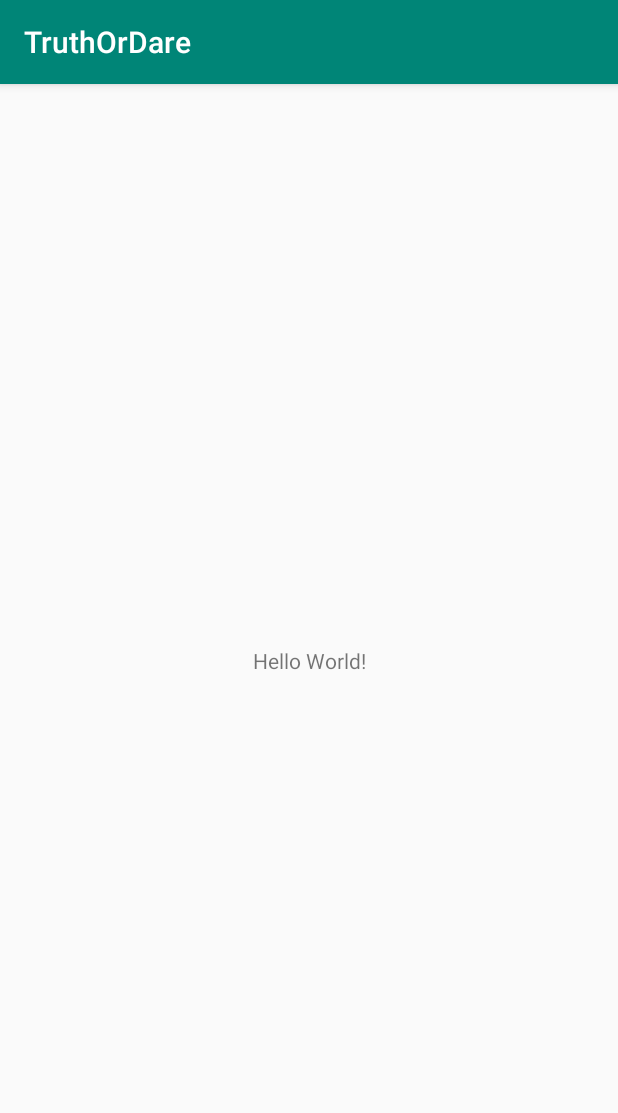
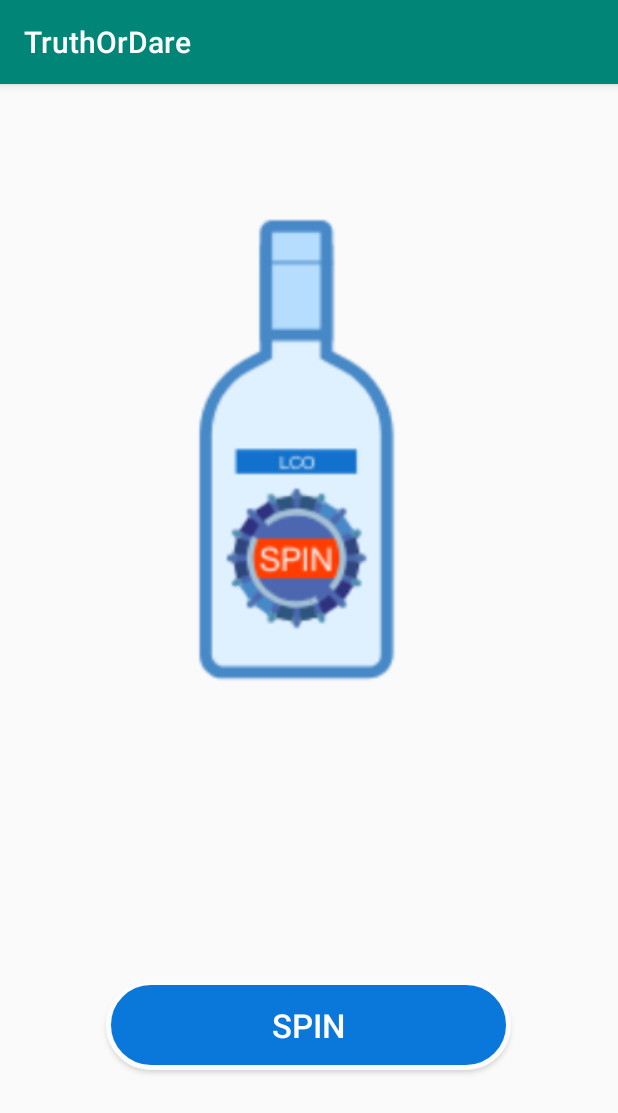
Before and after one commit to codetechnician/TruthOrDare, an Android app: the screen it shows after launch (MainActivity), on a phone screen of 412 x 824 dp. Shown: the top 1113 px of the screen. Run offline under Robolectric (Android 15) with nearby library versions, the phone set to English and light mode, and no system bars.

Commit message:
Bottle and Button in place

```diff
--- /dev/null
+++ b/app/src/main/res/drawable/custom_button.xml
@@ -0,0 +1,26 @@
+<?xml version="1.0" encoding="utf-8"?>
+<shape xmlns:android="http://schemas.android.com/apk/res/android" android:shape="rectangle" >
+<corners
+android:topLeftRadius="35dp"
+android:topRightRadius="35dp"
+android:bottomLeftRadius="35dp"
+android:bottomRightRadius="35dp"
+/>
+<solid
+android:color="#0A77DB"
+/>
+<padding
+android:left="0dp"
+android:top="0dp"
+android:right="0dp"
+android:bottom="0dp"
+/>
+<size
+android:width="270dp"
+android:height="60dp"
+/>
+<stroke
+android:width="3dp"
+android:color="#FCFCFC"
+/>
+</shape>
--- a/app/src/main/res/layout/activity_main.xml
+++ b/app/src/main/res/layout/activity_main.xml
@@ -6,13 +6,34 @@
     android:layout_height="match_parent"
     tools:context=".MainActivity">
 
-    <TextView
+    <Button
+        android:id="@+id/button"
         android:layout_width="wrap_content"
         android:layout_height="wrap_content"
-        android:text="Hello World!"
+        android:layout_marginBottom="132dp"
+        android:background="@drawable/custom_button"
+        android:text="@string/spin"
+        android:textColor="#fff"
+        android:textSize="22sp"
         app:layout_constraintBottom_toBottomOf="parent"
+        app:layout_constraintHorizontal_bias="0.496"
         app:layout_constraintLeft_toLeftOf="parent"
         app:layout_constraintRight_toRightOf="parent"
-        app:layout_constraintTop_toTopOf="parent" />
+        app:layout_constraintTop_toBottomOf="@+id/imageView"
+        app:layout_constraintVertical_bias="0.803" />
+
+    <ImageView
+        android:id="@+id/imageView"
+        android:layout_width="305dp"
+        android:layout_height="331dp"
+        android:layout_marginTop="103dp"
+        android:layout_marginBottom="183dp"
+        android:contentDescription="@string/bottle"
+        app:layout_constraintBottom_toTopOf="@+id/button"
+        app:layout_constraintEnd_toEndOf="parent"
+        app:layout_constraintHorizontal_bias="0.494"
+        app:layout_constraintStart_toStartOf="parent"
+        app:layout_constraintTop_toTopOf="parent"
+        app:srcCompat="@drawable/spin" />
 
 </android.support.constraint.ConstraintLayout>
--- a/app/src/main/res/values/strings.xml
+++ b/app/src/main/res/values/strings.xml
@@ -1,3 +1,5 @@
 <resources>
     <string name="app_name">TruthOrDare</string>
+    <string name="spin">SPIN</string>
+    <string name="bottle">Bottle Image</string>
 </resources>
```
Also changed, not shown: app/src/main/res/drawable/spin.png (added).
